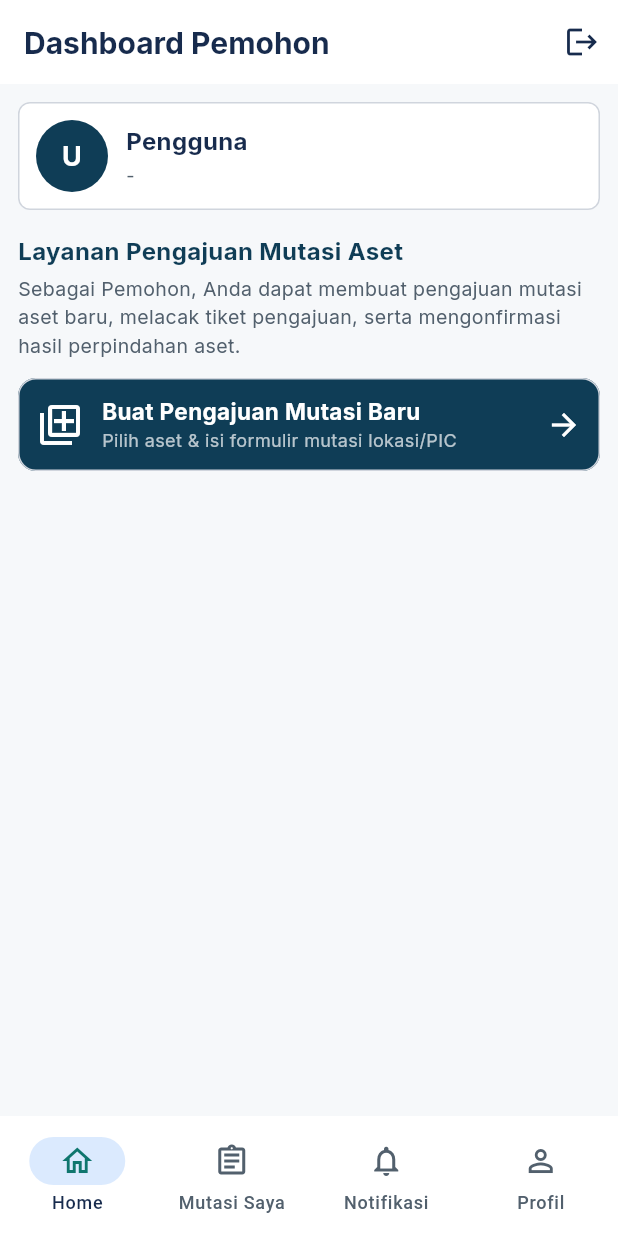
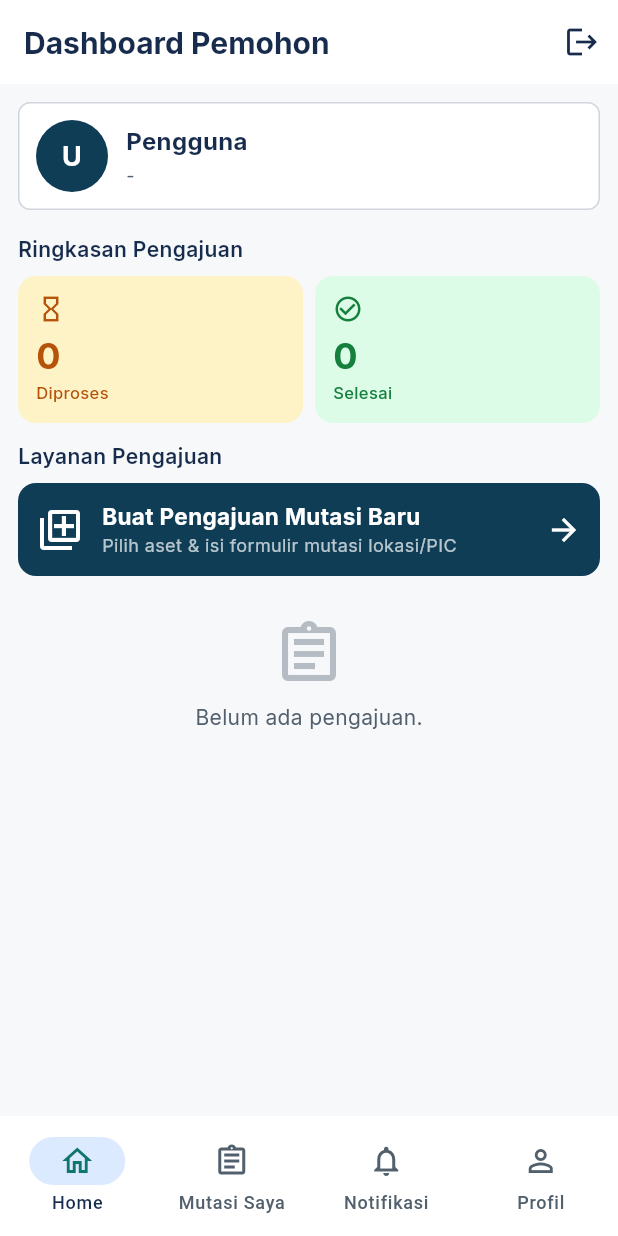
Before and after one commit to zahrarra/mutasiapp, a Flutter app: the PemohonDashboardScreen screen opened by its route, on a phone screen of 412 x 824 dp. Run offline on Flutter 3.47's test engine with Material 3 defaults, Android fonts, the phone set to English and light mode, and no system bars; our stand-ins replace connectivity_plus, flutter_riverpod, flutter_secure_storage, go_router, google_fonts, shared_preferences; accounts and stored records are empty.

Commit message:
perbaiki eror di lib

```diff
--- a/lib/app/router/app_router.dart
+++ b/lib/app/router/app_router.dart
@@ -27,8 +27,8 @@ import '../../features/operator/presentation/screens/operator_dashboard_screen.d
 import '../../features/operator/presentation/screens/operator_mutations_screen.dart';
 import '../../features/operator/presentation/screens/operator_return_form_screen.dart';
 import '../../features/operator/presentation/screens/operator_verification_detail_screen.dart';
-import '../../features/pemohon/presentation/screens/pemohon_dashboard_screen.dart';
-import '../../features/pemohon/presentation/screens/pemohon_confirmation_screen.dart';
+import '../../features/pemohon/presentation/screens/PemohonDashboardScreen.dart';
+import '../../features/pemohon/presentation/screens/PemohonConfirmatioScreen.dart';
 import '../../features/staff/presentation/screens/staff_dashboard_screen.dart';
 import 'route_guards.dart';
 import 'route_names.dart';
--- /dev/null
+++ b/lib/features/pemohon/presentation/screens/PemohonDashboardScreen.dart
@@ -0,0 +1,515 @@
+// lib/features/pemohon/presentation/screens/PemohonDashboardScreen.dart
+//
+// Dashboard Screen untuk Role: Pemohon.
+// Sumber: ROLE-FLOW.md §3, SCREEN-SPEC.md REQ-001, WIREFRAME.md §2.
+
+import 'package:flutter/material.dart';
+import 'package:flutter_riverpod/flutter_riverpod.dart';
+import 'package:go_router/go_router.dart';
+import '../../../../app/theme/app_colors.dart';
+import '../../../../app/theme/app_spacing.dart';
+import '../../../../app/router/route_names.dart';
+import '../../../auth/presentation/widgets/role_dashboard_layout.dart';
+import '../../../mutation/domain/entities/mutation_status.dart';
+import '../../../mutation/presentation/providers/mutation_provider.dart';
+
+class PemohonDashboardScreen extends ConsumerStatefulWidget {
+  const PemohonDashboardScreen({super.key});
+
+  @override
+  ConsumerState<PemohonDashboardScreen> createState() =>
+      _PemohonDashboardScreenState();
+}
+
+class _PemohonDashboardScreenState
+    extends ConsumerState<PemohonDashboardScreen> {
+  int _selectedIndex = 0;
+
+  void _onNavDestinationSelected(int index) {
+    if (index == 0) {
+      // Home — already here
+      setState(() => _selectedIndex = 0);
+      return;
+    }
+    if (index == 1) {
+      // Mutasi Saya — belum ada route terdaftar, tampilkan snackbar
+      ScaffoldMessenger.of(context).showSnackBar(
+        const SnackBar(
+          content: Text('Daftar Mutasi Saya segera tersedia.'),
+          duration: Duration(seconds: 2),
+        ),
+      );
+      return;
+    }
+    if (index == 2) {
+      // Notifikasi
+      ScaffoldMessenger.of(context).showSnackBar(
+        const SnackBar(
+          content: Text('Notifikasi segera tersedia.'),
+          duration: Duration(seconds: 2),
+        ),
+      );
+      return;
+    }
+    if (index == 3) {
+      // Profil
+      ScaffoldMessenger.of(context).showSnackBar(
+        const SnackBar(
+          content: Text('Profil segera tersedia.'),
+          duration: Duration(seconds: 2),
+        ),
+      );
+      return;
+    }
+  }
+
+  @override
+  Widget build(BuildContext context) {
+    final asyncMutations = ref.watch(mutationListProvider);
+
+    return RoleDashboardLayout(
+      title: 'Dashboard Pemohon',
+      selectedIndex: _selectedIndex,
+      onNavDestinationSelected: _onNavDestinationSelected,
+      navItems: const [
+        RoleNavItem(label: 'Home', icon: Icons.home_outlined),
+        RoleNavItem(label: 'Mutasi Saya', icon: Icons.assignment_outlined),
+        RoleNavItem(label: 'Notifikasi', icon: Icons.notifications_outlined),
+        RoleNavItem(label: 'Profil', icon: Icons.person_outline),
+      ],
+      child: Column(
+        crossAxisAlignment: CrossAxisAlignment.start,
+        children: [
+          // ─── Summary Stats ───────────────────────────────────────────────
+          asyncMutations.when(
+            data: (mutations) {
+              final diproses = mutations
+                  .where((m) =>
+                      m.status != MutationStatus.completed &&
+                      m.status != MutationStatus.rejected)
+                  .length;
+              final selesai = mutations
+                  .where((m) => m.status == MutationStatus.completed)
+                  .length;
+              final konfirmasi = mutations
+                  .where(
+                      (m) => m.status == MutationStatus.pendingConfirmation)
+                  .length;
+
+              return Column(
+                crossAxisAlignment: CrossAxisAlignment.start,
+                children: [
+                  const Text(
+                    'Ringkasan Pengajuan',
+                    style: TextStyle(
+                      fontSize: 14,
+                      fontWeight: FontWeight.w600,
+                      color: AppColors.textPrimary,
+                    ),
+                  ),
+                  const SizedBox(height: AppSpacing.sm),
+                  Row(
+                    children: [
+                      Expanded(
+                        child: _buildStatCard(
+                          label: 'Diproses',
+                          count: diproses,
+                          color: AppColors.warning,
+                          backgroundColor: AppColors.warningContainer,
+                          icon: Icons.hourglass_empty_outlined,
+                        ),
+                      ),
+                      const SizedBox(width: AppSpacing.sm),
+                      Expanded(
+                        child: _buildStatCard(
+                          label: 'Selesai',
+                          count: selesai,
+                          color: AppColors.success,
+                          backgroundColor: AppColors.successContainer,
+                          icon: Icons.check_circle_outline,
+                        ),
+                      ),
+                      if (konfirmasi > 0) ...[
+                        const SizedBox(width: AppSpacing.sm),
+                        Expanded(
+                          child: _buildStatCard(
+                            label: 'Perlu Konfirmasi',
+                            count: konfirmasi,
+                            color: AppColors.error,
+                            backgroundColor: AppColors.errorContainer,
+                            icon: Icons.pending_actions_outlined,
+                          ),
+                        ),
+                      ],
+                    ],
+                  ),
+                ],
+              );
+            },
+            loading: () => const SizedBox.shrink(),
+            error: (_, __) => const SizedBox.shrink(),
+          ),
+          const SizedBox(height: AppSpacing.md),
+
+          // ─── Action Card — Buat Pengajuan Mutasi ─────────────────────────
+          const Text(
+            'Layanan Pengajuan',
+            style: TextStyle(
+              fontSize: 14,
+              fontWeight: FontWeight.w600,
+              color: AppColors.textPrimary,
+            ),
+          ),
+          const SizedBox(height: AppSpacing.sm),
+          InkWell(
+            onTap: () {
+              // Navigasi ke pilih aset / create mutation
+              // Route pemohonMutasiPath belum terdaftar, tampilkan snackbar
+              ScaffoldMessenger.of(context).showSnackBar(
+                const SnackBar(
+                  content: Text('Fitur Buat Pengajuan segera tersedia.'),
+                  duration: Duration(seconds: 2),
+                ),
+              );
+            },
+            borderRadius: BorderRadius.circular(AppRadius.card),
+            child: Container(
+              padding: const EdgeInsets.all(AppSpacing.md),
+              decoration: BoxDecoration(
+                color: AppColors.primary,
+                borderRadius: BorderRadius.circular(AppRadius.card),
+              ),
+              child: Row(
+                children: [
+                  const Icon(
+                    Icons.add_to_photos_outlined,
+                    color: Colors.white,
+                    size: 32,
+                  ),
+                  const SizedBox(width: AppSpacing.md),
+                  const Expanded(
+                    child: Column(
+                      crossAxisAlignment: CrossAxisAlignment.start,
+                      children: [
+                        Text(
+                          'Buat Pengajuan Mutasi Baru',
+                          style: TextStyle(
+                            color: Colors.white,
+                            fontWeight: FontWeight.bold,
+                            fontSize: 15,
+                          ),
+                        ),
+                        Text(
+                          'Pilih aset & isi formulir mutasi lokasi/PIC',
+                          style: TextStyle(
+                            color: Colors.white70,
+                            fontSize: 12,
+                          ),
+                        ),
+                      ],
+                    ),
+                  ),
+                  const Icon(Icons.arrow_forward, color: Colors.white),
+                ],
+              ),
+            ),
+          ),
+          const SizedBox(height: AppSpacing.md),
+
+          // ─── Pengajuan Menunggu Konfirmasi ───────────────────────────────
+          asyncMutations.when(
+            data: (mutations) {
+              final pendingList = mutations
+                  .where(
+                      (m) => m.status == MutationStatus.pendingConfirmation)
+                  .toList();
+
+              if (pendingList.isEmpty) return const SizedBox.shrink();
+
+              return Column(
+                crossAxisAlignment: CrossAxisAlignment.start,
+                children: [
+                  Row(
+                    children: [
+                      const Icon(
+                        Icons.pending_actions_outlined,
+                        size: 16,
+                        color: AppColors.error,
+                      ),
+                      const SizedBox(width: AppSpacing.xs),
+                      Text(
+                        'Menunggu Konfirmasi (${pendingList.length})',
+                        style: const TextStyle(
+                          fontSize: 14,
+                          fontWeight: FontWeight.w600,
+                          color: AppColors.error,
+                        ),
+                      ),
+                    ],
+                  ),
+                  const SizedBox(height: AppSpacing.sm),
+                  ...pendingList.map((mutation) => Padding(
+                        padding:
+                            const EdgeInsets.only(bottom: AppSpacing.sm),
+                        child: InkWell(
+                          onTap: () {
+                            context.goNamed(
+                              RouteNames.pemohonConfirmationName,
+                              pathParameters: {'id': mutation.id},
+                            );
+                          },
+                          borderRadius:
+                              BorderRadius.circular(AppRadius.card),
+                          child: Container(
+                            padding: const EdgeInsets.all(AppSpacing.md),
+                            decoration: BoxDecoration(
+                              color: AppColors.surface,
+                              borderRadius:
+                                  BorderRadius.circular(AppRadius.card),
+                              border:
+                                  Border.all(color: AppColors.errorContainer),
+                            ),
+                            child: Row(
+                              children: [
+                                Expanded(
+                                  child: Column(
+                                    crossAxisAlignment:
+                                        CrossAxisAlignment.start,
+                                    children: [
+                                      Text(
+                                        mutation.ticketNumber,
+                                        style: const TextStyle(
+                                          fontSize: 13,
+                                          fontWeight: FontWeight.w700,
+                                          color: AppColors.textPrimary,
+                                        ),
+                                      ),
+                                      Text(
+                                        mutation.asset.name,
+                                        style: const TextStyle(
+                                          fontSize: 12,
+                                          color: AppColors.textSecondary,
+                                        ),
+                                      ),
+                                    ],
+                                  ),
+                                ),
+                                Container(
+                                  padding: const EdgeInsets.symmetric(
+                                    horizontal: AppSpacing.sm,
+                                    vertical: AppSpacing.xxs,
+                                  ),
+                                  decoration: BoxDecoration(
+                                    color: AppColors.errorContainer,
+                                    borderRadius: BorderRadius.circular(
+                                        AppRadius.pill),
+                                  ),
+                                  child: const Text(
+                                    'Konfirmasi',
+                                    style: TextStyle(
+                                      fontSize: 11,
+                                      fontWeight: FontWeight.w600,
+                                      color: AppColors.error,
+                                    ),
+                                  ),
+                                ),
+                              ],
+                            ),
+                          ),
+                        ),
+                      )),
+                ],
+              );
+            },
+            loading: () => const SizedBox.shrink(),
+            error: (_, __) => const SizedBox.shrink(),
+          ),
+
+          // ─── Pengajuan Terbaru ───────────────────────────────────────────
+          asyncMutations.when(
+            data: (mutations) {
+              if (mutations.isEmpty) {
+                return Column(
+                  children: [
+                    const SizedBox(height: AppSpacing.lg),
+                    Center(
+                      child: Column(
+                        children: [
+                          Icon(
+                            Icons.assignment_outlined,
+                            size: 48,
+                            color: AppColors.textSecondary.withAlpha(100),
+                          ),
+                          const SizedBox(height: AppSpacing.sm),
+                          const Text(
+                            'Belum ada pengajuan.',
+                            style: TextStyle(
+                              fontSize: 14,
+                              color: AppColors.textSecondary,
+                            ),
+                          ),
+                        ],
+                      ),
+                    ),
+                  ],
+                );
+              }
+
+              final recent = mutations.take(3).toList();
+              return Column(
+                crossAxisAlignment: CrossAxisAlignment.start,
+                children: [
+                  const Text(
+                    'Pengajuan Terbaru',
+                    style: TextStyle(
+                      fontSize: 14,
+                      fontWeight: FontWeight.w600,
+                      color: AppColors.textPrimary,
+                    ),
+                  ),
+                  const SizedBox(height: AppSpacing.sm),
+                  ...recent.map((mutation) => Padding(
+                        padding:
+                            const EdgeInsets.only(bottom: AppSpacing.sm),
+                        child: InkWell(
+                          onTap: () {
+                            // Navigasi ke detail — route belum terdaftar
+                            ScaffoldMessenger.of(context).showSnackBar(
+                              SnackBar(
+                                content: Text(
+                                    'Detail ${mutation.ticketNumber} segera tersedia.'),
+                                duration: const Duration(seconds: 2),
+                              ),
+                            );
+                          },
+                          borderRadius:
+                              BorderRadius.circular(AppRadius.card),
+                          child: Container(
+                            padding: const EdgeInsets.all(AppSpacing.md),
+                            decoration: BoxDecoration(
+                              color: AppColors.surface,
+                              borderRadius:
+                                  BorderRadius.circular(AppRadius.card),
+                              border: Border.all(color: AppColors.border),
+                            ),
+                            child: Row(
+                              children: [
+                                Expanded(
+                                  child: Column(
+                                    crossAxisAlignment:
+                                        CrossAxisAlignment.start,
+                                    children: [
+                                      Text(
+                                        mutation.ticketNumber,
+                                        style: const TextStyle(
+                                          fontSize: 13,
+                                          fontWeight: FontWeight.w700,
+                                          color: AppColors.textPrimary,
+                                        ),
+                                      ),
+                                      Text(
+                                        mutation.asset.name,
+                                        style: const TextStyle(
+                                          fontSize: 12,
+                                          color: AppColors.textSecondary,
+                                        ),
+                                      ),
+                                      const SizedBox(height: AppSpacing.xxs),
+                                      Text(
+                                        '${mutation.currentLocation} → ${mutation.targetLocation}',
+                                        style: const TextStyle(
+                                          fontSize: 11,
+                                          color: AppColors.textSecondary,
+                                        ),
+                                      ),
+                                    ],
+                                  ),
+                                ),
+                                const SizedBox(width: AppSpacing.sm),
+                                Container(
+                                  padding: const EdgeInsets.symmetric(
+                                    horizontal: AppSpacing.sm,
+                                    vertical: AppSpacing.xxs,
+                                  ),
+                                  decoration: BoxDecoration(
+                                    color: mutation.status.backgroundColor,
+                                    borderRadius: BorderRadius.circular(
+                                        AppRadius.pill),
+                                  ),
+                                  child: Text(
+                                    mutation.status.displayName,
+                                    style: TextStyle(
+                                      fontSize: 10,
+                                      fontWeight: FontWeight.w600,
+                                      color: mutation.status.color,
+                                    ),
+                                  ),
+                                ),
+                              ],
+                            ),
+                          ),
+                        ),
+                      )),
+                ],
+              );
+            },
+            loading: () => const Center(child: CircularProgressIndicator()),
+            error: (err, _) => Column(
+              children: [
+                const SizedBox(height: AppSpacing.lg),
+                const Text(
+                  'Ringkasan belum dapat dimuat.',
+                  style: TextStyle(color: AppColors.textSecondary),
+                ),
+                TextButton.icon(
+                  onPressed: () => ref.invalidate(mutationListProvider),
+                  icon: const Icon(Icons.refresh, size: 16),
+                  label: const Text('Coba Lagi'),
+                ),
+              ],
+            ),
+          ),
+        ],
+      ),
+    );
+  }
+
+  Widget _buildStatCard({
+    required String label,
+    required int count,
+    required Color color,
+    required Color backgroundColor,
+    required IconData icon,
+  }) {
+    return Container(
+      padding: const EdgeInsets.all(AppSpacing.md),
+      decoration: BoxDecoration(
+        color: backgroundColor,
+        borderRadius: BorderRadius.circular(AppRadius.card),
+      ),
+      child: Column(
+        crossAxisAlignment: CrossAxisAlignment.start,
+        children: [
+          Icon(icon, color: color, size: 20),
+          const SizedBox(height: AppSpacing.xs),
+          Text(
+            '$count',
+            style: TextStyle(
+              fontSize: 24,
+              fontWeight: FontWeight.w700,
+              color: color,
+            ),
+          ),
+          Text(
+            label,
+            style: TextStyle(
+              fontSize: 11,
+              fontWeight: FontWeight.w500,
+              color: color,
+            ),
+          ),
+        ],
+      ),
+    );
+  }
+}
--- a/lib/features/pemohon/presentation/screens/pemohon_dashboard_screen.dart
+++ /dev/null
@@ -1,85 +0,0 @@
-// lib/features/pemohon/presentation/screens/pemohon_dashboard_screen.dart
-//
-// Dashboard Screen untuk Role: Pemohon.
-// Sumber: ROLE-FLOW.md §3, WIREFRAME.md §2.
-
-import 'package:flutter/material.dart';
-import '../../../../app/theme/app_colors.dart';
-import '../../../../app/theme/app_spacing.dart';
-import '../../../auth/presentation/widgets/role_dashboard_layout.dart';
-
-class PemohonDashboardScreen extends StatelessWidget {
-  const PemohonDashboardScreen({super.key});
-
-  @override
-  Widget build(BuildContext context) {
-    return const RoleDashboardLayout(
-      title: 'Dashboard Pemohon',
-      navItems: [
-        RoleNavItem(label: 'Home', icon: Icons.home_outlined),
-        RoleNavItem(label: 'Mutasi Saya', icon: Icons.assignment_outlined),
-        RoleNavItem(label: 'Notifikasi', icon: Icons.notifications_outlined),
-        RoleNavItem(label: 'Profil', icon: Icons.person_outline),
-      ],
-      child: Column(
-        crossAxisAlignment: CrossAxisAlignment.start,
-        children: [
-          Text(
-            'Layanan Pengajuan Mutasi Aset',
-            style: TextStyle(
-              fontSize: 16,
-              fontWeight: FontWeight.bold,
-              color: AppColors.primary,
-            ),
-          ),
-          SizedBox(height: AppSpacing.xs),
-          Text(
-            'Sebagai Pemohon, Anda dapat membuat pengajuan mutasi aset baru, melacak tiket pengajuan, serta mengonfirmasi hasil perpindahan aset.',
-            style: TextStyle(
-              fontSize: 13,
-              color: AppColors.textSecondary,
-            ),
-          ),
-          SizedBox(height: AppSpacing.md),
-
-          Card(
-            elevation: 0,
-            color: AppColors.primary,
-            child: Padding(
-              padding: EdgeInsets.all(AppSpacing.md),
-              child: Row(
-                children: [
-                  Icon(Icons.add_to_photos_outlined, color: Colors.white, size: 32),
-                  SizedBox(width: AppSpacing.md),
-                  Expanded(
-                    child: Column(
-                      crossAxisAlignment: CrossAxisAlignment.start,
-                      children: [
-                        Text(
-                          'Buat Pengajuan Mutasi Baru',
-                          style: TextStyle(
-                            color: Colors.white,
-                            fontWeight: FontWeight.bold,
-                            fontSize: 15,
-                          ),
-                        ),
-                        Text(
-                          'Pilih aset & isi formulir mutasi lokasi/PIC',
-                          style: TextStyle(
-                            color: Colors.white70,
-                            fontSize: 12,
-                          ),
-                        ),
-                      ],
-                    ),
-                  ),
-                  Icon(Icons.arrow_forward, color: Colors.white),
-                ],
-              ),
-            ),
-          ),
-        ],
-      ),
-    );
-  }
-}
```
Also changed, not shown: lib/features/pemohon/presentation/screens/PemohonConfirmatioScreen.dart (renamed from lib/features/pemohon/presentation/screens/pemohon_confirmation_screen.dart), lib/features/pemohon/presentation/screens/PemohonCreateMutationScreen.dart (added), lib/features/pemohon/presentation/screens/PemohonEditMutationScreen.dart (added), lib/features/pemohon/presentation/screens/PemohonMutationDetailScreen.dart (added), lib/features/pemohon/presentation/screens/PemohonMutationListScreen.dart (added), lib/features/pemohon/presentation/screens/PemohonNotificationsScreen.dart (added), lib/features/pemohon/presentation/screens/PemohonProfileScreen.dart (added), lib/features/pemohon/presentation/screens/PemohonSelectAssetScreen.dart (added), lib/features/pemohon/presentation/screens/PemohonShellScreen.dart (added), lib/features/pemohon/presentation/screens/PemohonSubmitSuccessScreen.dart (added), lib/features/pemohon/presentation/widgets/MutationStatusStepper.dart (added), lib/features/pemohon/presentation/widgets/pemohonmutationcard.dart (added), 3 other files.
